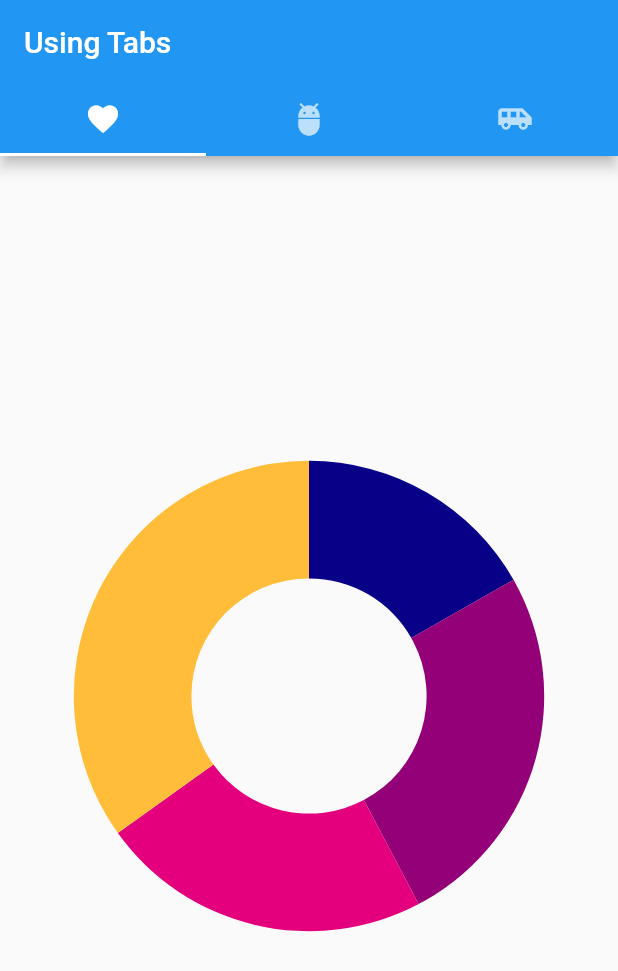
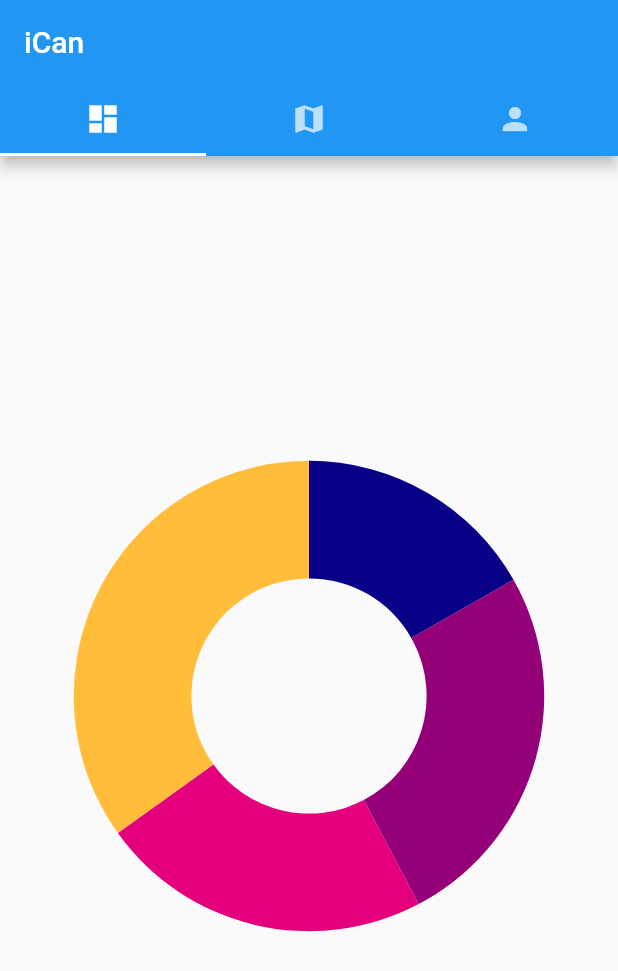
Before and after one commit to lollobaldo/stacs-hack-2020, a Flutter app: the screen it shows after launch, on a phone screen of 412 x 824 dp. Shown: the top 971 px of the screen. Run offline on Flutter 3.47's test engine with Material 2 defaults, Android fonts, the phone set to English and light mode, and no system bars; our stand-ins replace syncfusion_flutter_charts.

Commit message:
Change app icons & title

```diff
--- a/client/lib/main.dart
+++ b/client/lib/main.dart
@@ -4,7 +4,7 @@ import 'tabs/1_dashboard.dart';
 void main() {
   runApp(MaterialApp(
     // Title
-      title: "Using Tabs",
+      title: "iCan",
       // Home
       home: MyHome()));
 }
@@ -42,13 +42,13 @@ class MyHomeState extends State<MyHome> with SingleTickerProviderStateMixin {
       tabs: <Tab>[
         Tab(
           // set icon to the tab
-          icon: Icon(Icons.favorite),
+          icon: Icon(Icons.dashboard),
         ),
         Tab(
-          icon: Icon(Icons.adb),
+          icon: Icon(Icons.map),
         ),
         Tab(
-          icon: Icon(Icons.airport_shuttle),
+          icon: Icon(Icons.person),
         ),
       ],
       // setup the controller
@@ -74,7 +74,7 @@ class MyHomeState extends State<MyHome> with SingleTickerProviderStateMixin {
       // Appbar
         appBar: AppBar(
           // Title
-            title: Text("Using Tabs"),
+            title: Text("iCan"),
             // Set the background color of the App Bar
             backgroundColor: Colors.blue,
             // Set the bottom property of the Appbar to include a Tab Bar
```
